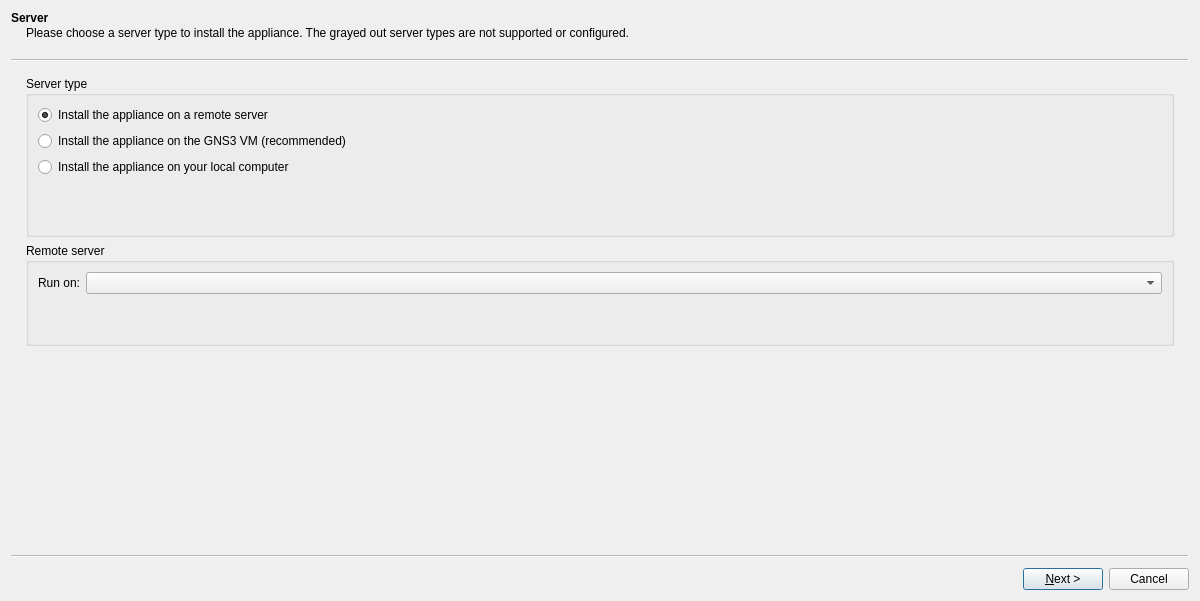
GNS3/gns3-gui, file gns3/ui/appliance_wizard.ui: the form before one commit.
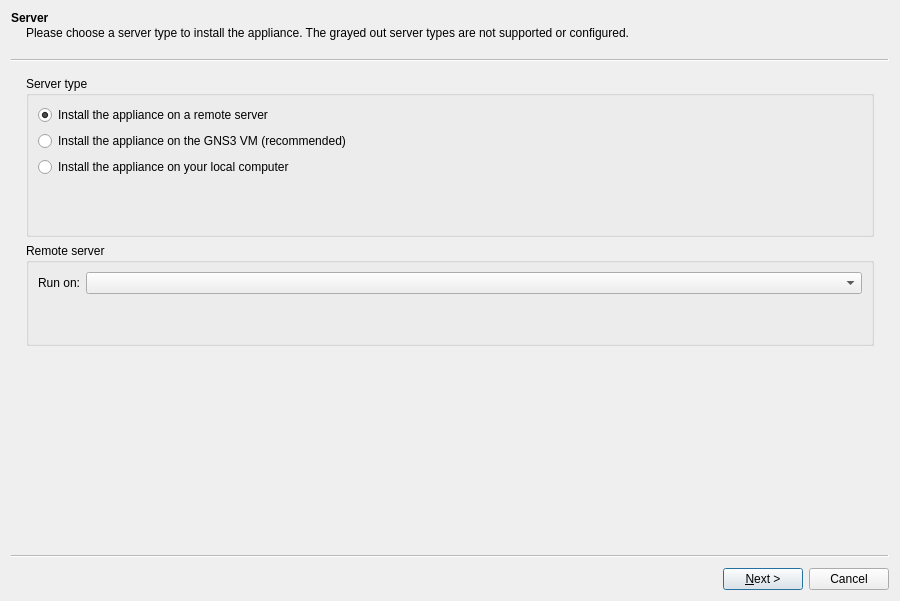
The form after the commit.

Diff of the .ui file:
```diff
--- a/gns3/ui/appliance_wizard.ui
+++ b/gns3/ui/appliance_wizard.ui
@@ -6,7 +6,7 @@
    <rect>
     <x>0</x>
     <y>0</y>
-    <width>1200</width>
+    <width>900</width>
     <height>601</height>
    </rect>
   </property>
```
